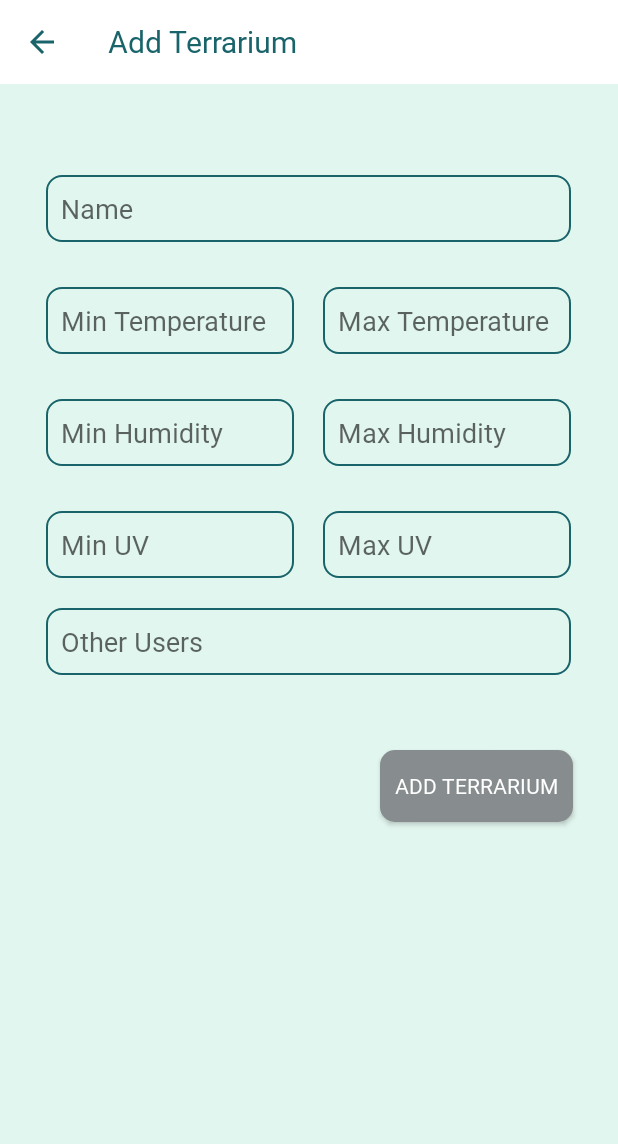
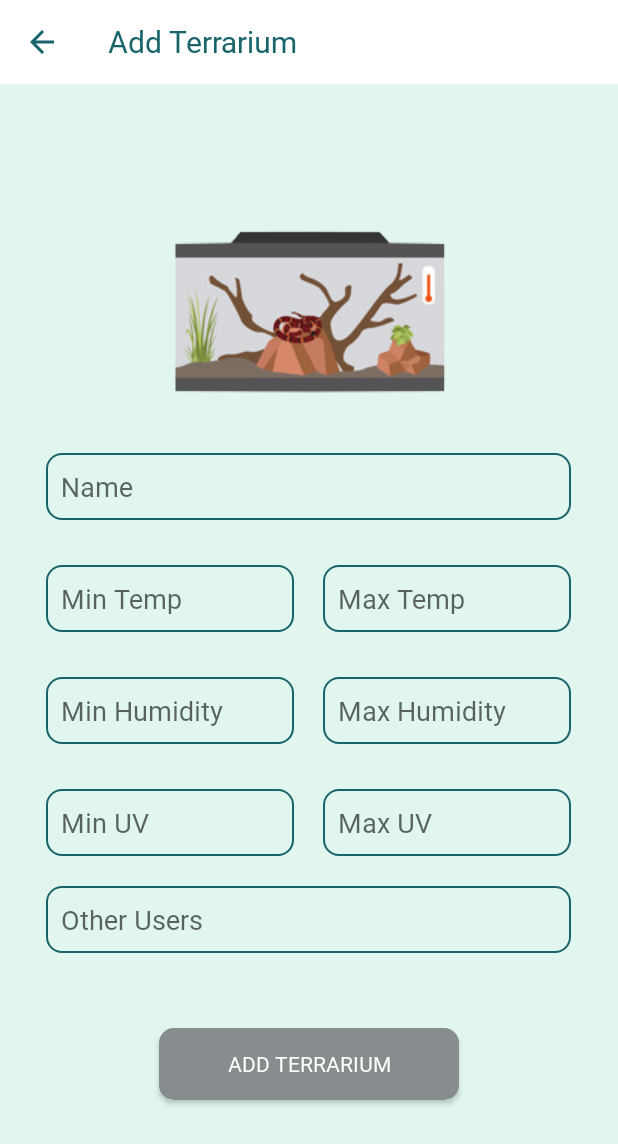
Before and after one commit to gomlopez27/ReptiCareApp, an Android app: the AddTerrariumActivity screen opened directly, with no data from a screen before it, on a phone screen of 412 x 824 dp. Shown: the top 1144 px of the screen. Run offline under Robolectric (Android 15) with nearby library versions, the phone set to English and light mode, and no system bars; our stand-ins replace Volley.

Commit message:
cute add terrarium image

```diff
--- a/app/src/main/java/com/example/repticare/MainActivity.java
+++ b/app/src/main/java/com/example/repticare/MainActivity.java
@@ -28,8 +28,8 @@ public class MainActivity extends AppCompatActivity {
                     editor.clear();
                     editor.commit();
 
-                   Intent intent = new Intent(getApplicationContext(), LoginActivity.class);
-                   // Intent intent = new Intent(getApplicationContext(), ListTerrariumsActivity.class);
+                   //Intent intent = new Intent(getApplicationContext(), LoginActivity.class);
+                    Intent intent = new Intent(getApplicationContext(), ListTerrariumsActivity.class);
 
                     startActivity(intent);
                     finish();
--- a/app/src/main/res/layout/activity_add_terrarium.xml
+++ b/app/src/main/res/layout/activity_add_terrarium.xml
@@ -20,12 +20,37 @@
         app:titleTextColor="@color/colorAppTitle"
         />
 
+    <androidx.core.widget.NestedScrollView
+        android:id="@+id/nestedScrollViewAddTerr"
+        android:layout_width="match_parent"
+        android:layout_height="match_parent"
+        android:clipToPadding="false"
+        android:fillViewport="true"
+        android:layout_below="@+id/toolbar_add_terrarium"
+        app:layout_behavior="@string/appbar_scrolling_view_behavior">
+
+        <LinearLayout
+        android:layout_width="match_parent"
+        android:layout_height="match_parent"
+        android:orientation="vertical"
+        android:layout_marginBottom="10dp"
+        android:layout_below="@+id/toolbar_add_terrarium"
+        android:gravity="center"
+        >
+        <ImageView
+            android:layout_width="wrap_content"
+            android:layout_height="wrap_content"
+            android:background="@drawable/terrarium_logo"
+            android:id="@+id/terrarium_image"
+            android:layout_below="@id/toolbar_add_terrarium"
+            android:layout_centerHorizontal="true"
+            android:layout_marginTop="10dp"/>
+
         <RelativeLayout
             android:layout_width="wrap_content"
             android:layout_height="wrap_content"
             android:layout_centerHorizontal="true"
-        android:layout_below="@+id/toolbar_add_terrarium"
-        android:layout_marginTop="25dp"
+            android:layout_below="@+id/terrarium_image"
             android:id="@+id/boxes"
             >
 
@@ -41,7 +66,7 @@
                 android:drawablePadding="10dp"
                 android:background="@drawable/edit_text_background"
                 android:padding="10dp"
-            android:layout_marginTop="35dp"
+                android:layout_marginTop="30dp"
                 />
 
             <RelativeLayout
@@ -61,7 +86,7 @@
                     android:layout_alignParentLeft="true"
                     android:inputType="number"
                     android:layout_marginBottom="20dp"
-                android:hint="Min Temperature"
+                    android:hint="Min Temp"
                     android:layout_gravity="left"
                     android:drawablePadding="10dp"
                     android:background="@drawable/edit_text_background"
@@ -75,7 +100,7 @@
                     android:ems="10"
                     android:inputType="number"
                     android:layout_marginBottom="20dp"
-                android:hint="Max Temperature"
+                    android:hint="Max Temp"
                     android:layout_alignParentRight="true"
                     android:layout_gravity="center"
                     android:drawablePadding="10dp"
@@ -189,7 +214,7 @@
 
         <Button
             android:id="@+id/button_add_terrarium"
-        android:layout_width="wrap_content"
+            android:layout_width="200dp"
             android:layout_height="wrap_content"
             android:layout_below="@+id/boxes"
             android:text="Add Terrarium"
@@ -197,9 +222,11 @@
             android:background="@drawable/save_button_background"
             android:padding="10dp"
             android:layout_alignParentRight="true"
-        android:layout_marginRight="30dp"
             android:layout_marginTop="30dp"
             />
 
+    </LinearLayout>
+
+    </androidx.core.widget.NestedScrollView>
 
 </RelativeLayout>
```
Also changed, not shown: app/src/main/res/drawable-hdpi/terrarium_logo.png (added), app/src/main/res/drawable-ldpi/terrarium_logo.png (added), app/src/main/res/drawable-mdpi/terrarium_logo.png (added), app/src/main/res/drawable-xhdpi/terrarium_logo.png (added), app/src/main/res/drawable-xxhdpi/terrarium_logo.png (added), app/src/main/res/drawable-xxxhdpi/terrarium_logo.png (added). Lines whose indentation alone changed are shown as unchanged.
